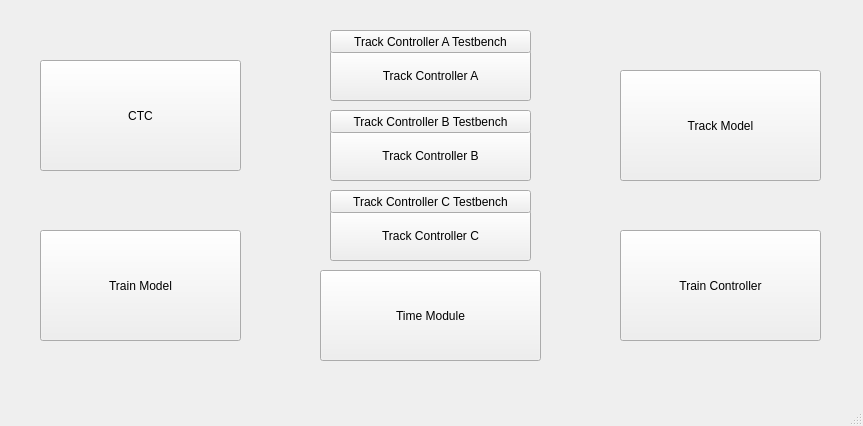
Old version of the form launcher.ui in the repository LucasZ99/ECE1140SystemsEngineeringProject.
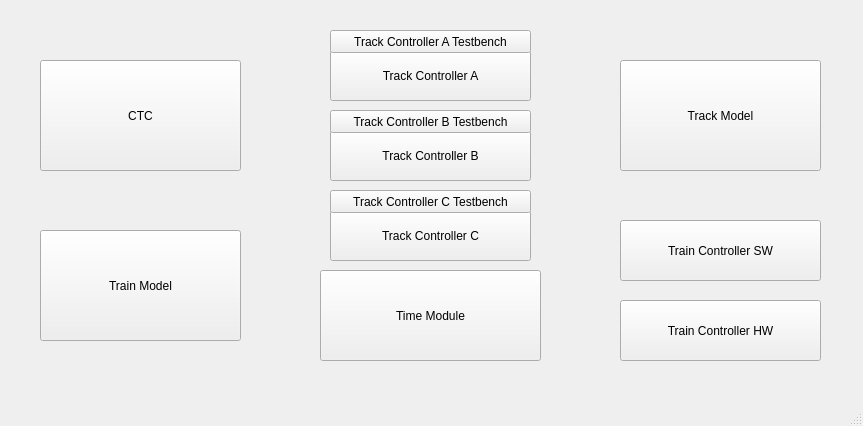
New version of the form.

```diff
--- a/launcher.ui
+++ b/launcher.ui
@@ -70,7 +70,7 @@
     <property name="geometry">
      <rect>
       <x>620</x>
-      <y>70</y>
+      <y>60</y>
       <width>201</width>
       <height>111</height>
      </rect>
@@ -96,13 +96,13 @@
     <property name="geometry">
      <rect>
       <x>620</x>
-      <y>230</y>
+      <y>220</y>
       <width>201</width>
-      <height>111</height>
+      <height>61</height>
      </rect>
     </property>
     <property name="text">
-     <string>Train Controller</string>
+     <string>Train Controller SW</string>
     </property>
    </widget>
    <widget class="QPushButton" name="time_module_button">
@@ -157,6 +157,19 @@
      <string>Track Controller C Testbench</string>
     </property>
    </widget>
+   <widget class="QPushButton" name="train_controller_button_HW">
+    <property name="geometry">
+     <rect>
+      <x>620</x>
+      <y>300</y>
+      <width>201</width>
+      <height>61</height>
+     </rect>
+    </property>
+    <property name="text">
+     <string>Train Controller HW</string>
+    </property>
+   </widget>
   </widget>
   <widget class="QMenuBar" name="menubar">
    <property name="geometry">
```
Left out of the diff: 4 changed lines with no effect on the pictures.
